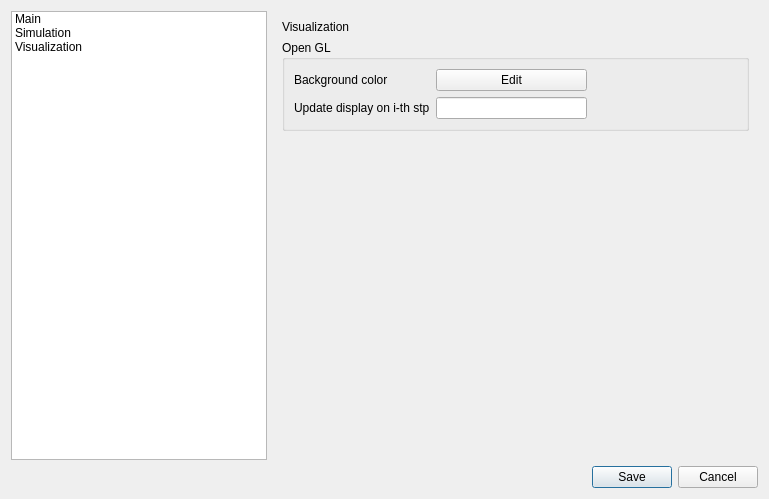
First picture: the form in options_widget/options_widget.ui, repository ladisk/DyS, before the edit.
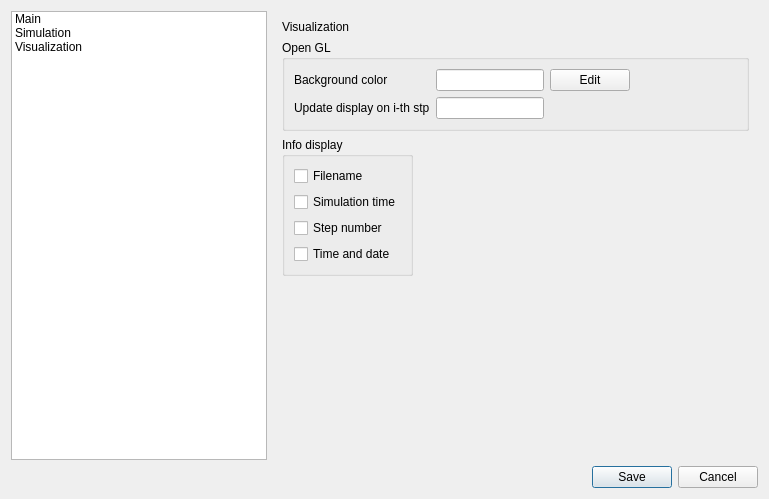
Second picture: the form after the edit.

Patch:
```diff
--- a/options_widget/options_widget.ui
+++ b/options_widget/options_widget.ui
@@ -166,20 +166,97 @@
        </widget>
        <widget class="QWidget" name="pageVisualization">
         <layout class="QGridLayout" name="gridLayout_7">
-         <item row="1" column="0">
+         <item row="3" column="0">
+          <spacer name="verticalSpacer_3">
+           <property name="orientation">
+            <enum>Qt::Vertical</enum>
+           </property>
+           <property name="sizeHint" stdset="0">
+            <size>
+             <width>20</width>
+             <height>40</height>
+            </size>
+           </property>
+          </spacer>
+         </item>
+         <item row="0" column="0">
+          <widget class="QLabel" name="label">
+           <property name="text">
+            <string>Visualization</string>
+           </property>
+          </widget>
+         </item>
+         <item row="2" column="0">
+          <widget class="QGroupBox" name="infoDisplay_groupBox">
+           <property name="title">
+            <string>Info display</string>
+           </property>
+           <layout class="QVBoxLayout" name="verticalLayout">
+            <item>
+             <widget class="QCheckBox" name="filename_checkBox">
+              <property name="text">
+               <string>Filename</string>
+              </property>
+             </widget>
+            </item>
+            <item>
+             <widget class="QCheckBox" name="simulationTime_checkBox">
+              <property name="text">
+               <string>Simulation time</string>
+              </property>
+             </widget>
+            </item>
+            <item>
+             <widget class="QCheckBox" name="simulationStepNumber_checkBox">
+              <property name="text">
+               <string>Step number</string>
+              </property>
+             </widget>
+            </item>
+            <item>
+             <widget class="QCheckBox" name="timeAndDate_checkBox">
+              <property name="text">
+               <string>Time and date</string>
+              </property>
+             </widget>
+            </item>
+           </layout>
+          </widget>
+         </item>
+         <item row="2" column="1">
+          <spacer name="horizontalSpacer_2">
+           <property name="orientation">
+            <enum>Qt::Horizontal</enum>
+           </property>
+           <property name="sizeHint" stdset="0">
+            <size>
+             <width>40</width>
+             <height>20</height>
+            </size>
+           </property>
+          </spacer>
+         </item>
+         <item row="1" column="0" colspan="2">
           <widget class="QGroupBox" name="visualization_groupBox">
            <property name="title">
             <string>Open GL</string>
            </property>
            <layout class="QGridLayout" name="gridLayout_5">
-            <item row="1" column="0">
-             <widget class="QLabel" name="updateDisplayStepLabel">
+            <item row="0" column="2">
+             <widget class="QPushButton" name="editBackgroundColor_pushButton">
               <property name="text">
-               <string>Update display on i-th stp</string>
+               <string>Edit</string>
               </property>
              </widget>
             </item>
-            <item row="1" column="1">
+            <item row="0" column="1">
+             <widget class="QLineEdit" name="backgroundColor_lineEdit">
+              <property name="inputMethodHints">
+               <set>Qt::ImhDigitsOnly|Qt::ImhPreferNumbers</set>
+              </property>
+             </widget>
+            </item>
+            <item row="2" column="1">
              <widget class="QLineEdit" name="updateDisplayStep">
               <property name="inputMethodHints">
                <set>Qt::ImhDigitsOnly|Qt::ImhPreferNumbers</set>
@@ -193,14 +270,14 @@
               </property>
              </widget>
             </item>
-            <item row="0" column="1">
-             <widget class="QPushButton" name="pushButton">
+            <item row="2" column="0">
+             <widget class="QLabel" name="updateDisplayStepLabel">
               <property name="text">
-               <string>Edit</string>
+               <string>Update display on i-th stp</string>
               </property>
              </widget>
             </item>
-            <item row="1" column="2">
+            <item row="2" column="3">
              <spacer name="horizontalSpacer">
               <property name="orientation">
                <enum>Qt::Horizontal</enum>
@@ -216,26 +293,6 @@
            </layout>
           </widget>
          </item>
-         <item row="0" column="0">
-          <widget class="QLabel" name="label">
-           <property name="text">
-            <string>Visualization</string>
-           </property>
-          </widget>
-         </item>
-         <item row="2" column="0">
-          <spacer name="verticalSpacer_3">
-           <property name="orientation">
-            <enum>Qt::Vertical</enum>
-           </property>
-           <property name="sizeHint" stdset="0">
-            <size>
-             <width>20</width>
-             <height>40</height>
-            </size>
-           </property>
-          </spacer>
-         </item>
         </layout>
        </widget>
       </widget>
```
Left out of the diff: 6 changed lines with no effect on the pictures.
